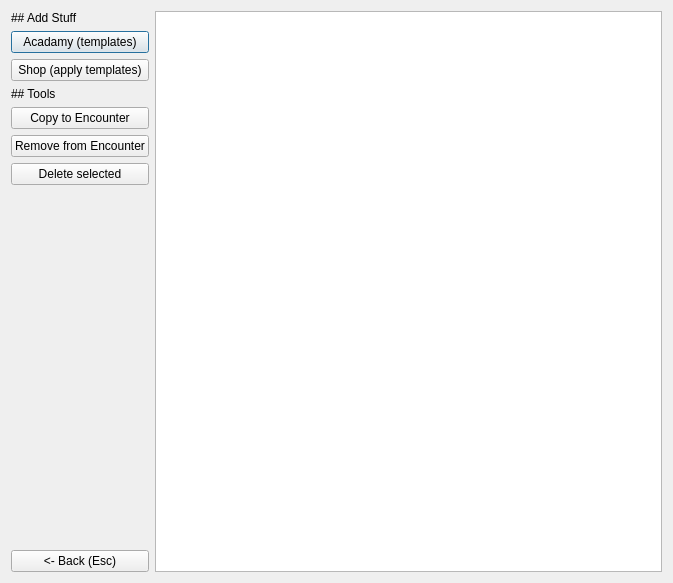
This is ui_files/Vault_Dialog.ui in nogasgofast/Adventure_Wrench as Qt 5 draws it before an edit. The edited form follows.
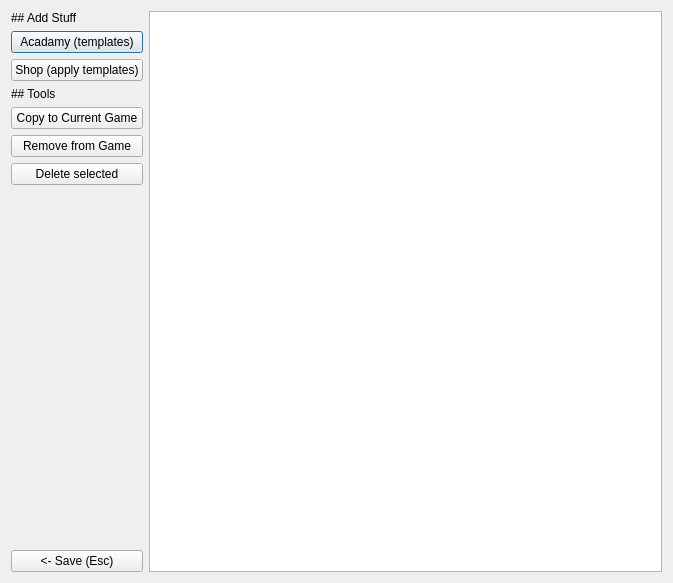
This is the edited form.

```diff
--- a/ui_files/Vault_Dialog.ui
+++ b/ui_files/Vault_Dialog.ui
@@ -76,7 +76,7 @@
           <string>Add Selected Items to Current Encounter</string>
          </property>
          <property name="text">
-          <string>Copy to Encounter</string>
+          <string>Copy to Current Game</string>
          </property>
         </widget>
        </item>
@@ -86,7 +86,7 @@
           <string>Remove Selected items from Current Encounter</string>
          </property>
          <property name="text">
-          <string>Remove from Encounter</string>
+          <string>Remove from Game</string>
          </property>
         </widget>
        </item>
@@ -116,7 +116,7 @@
        <item>
         <widget class="QPushButton" name="pushButton">
          <property name="text">
-          <string>&lt;- Back (Esc)</string>
+          <string>&lt;- Save (Esc)</string>
          </property>
         </widget>
        </item>
```
Left out of the diff: 3 changed lines with no effect on the pictures.
